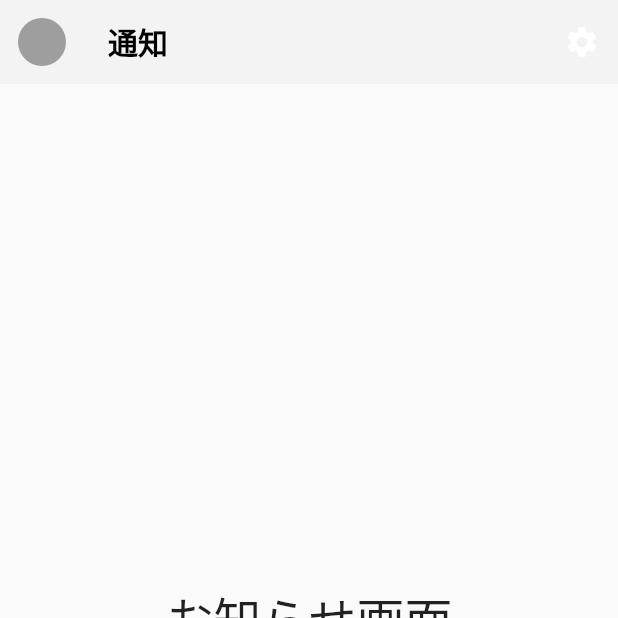
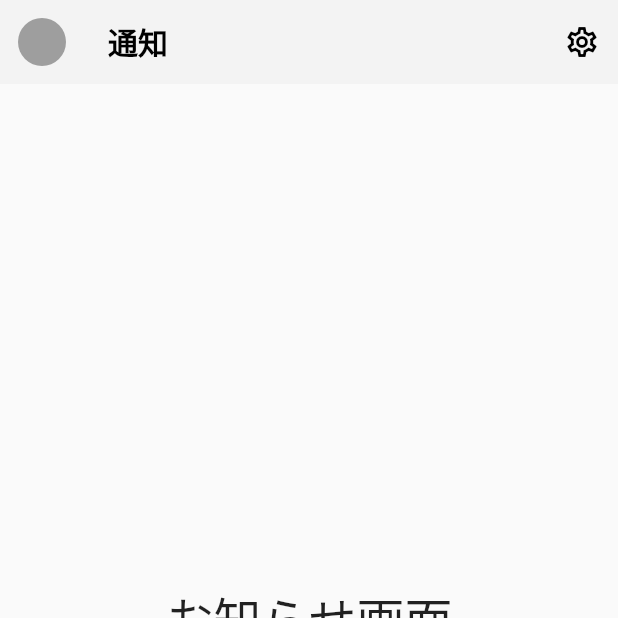
Before and after one commit to shimano-yuuki/twitter_clone, a Flutter app: the screen it shows after launch, item 3 of the bottom bar chosen, on a phone screen of 412 x 824 dp, the top half of it. Run offline on Flutter 3.47's test engine with Material 2 defaults, Android fonts, the phone set to English and light mode, and no system bars.

Commit message:
appBar update

```diff
--- a/lib/src/screens/notification.dart
+++ b/lib/src/screens/notification.dart
@@ -24,7 +24,10 @@ class NotificationScreen extends StatelessWidget {
         actions: [
           IconButton(
             onPressed: () {},
-            icon: const Icon(Icons.settings),
+            icon: const Icon(
+              Icons.settings_outlined,
+              color: Colors.black,
+            ),
           )
         ],
         backgroundColor: Color.fromARGB(255, 243, 243, 243),
```
